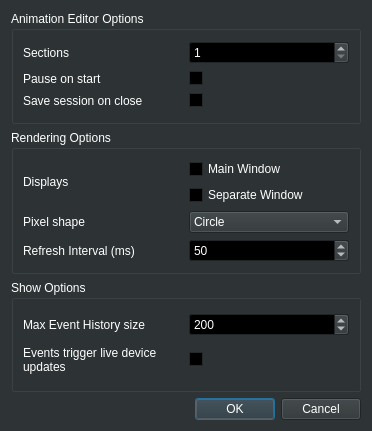
Qt form src/dialog/preferencesdialog.ui (8bitbuddhist/PixelMaestro-Studio) before a commit.
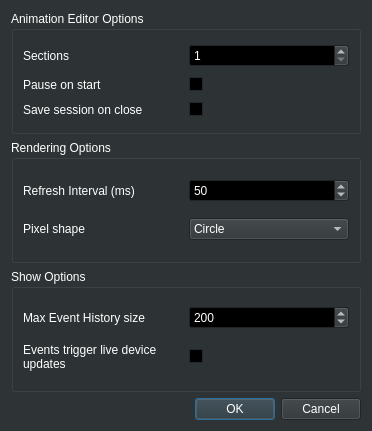
The same form after that commit.

Commit message:
PreferencesDialog - Moved display settinsg to main menu.
CueModel - Added size column.
DeviceControlWidget - Added check for empty Model cell.
Examples - Added two new example Cuefiles.

Patch:
```diff
--- a/src/dialog/preferencesdialog.ui
+++ b/src/dialog/preferencesdialog.ui
@@ -148,6 +148,15 @@
        </color>
       </brush>
      </colorrole>
+     <colorrole role="PlaceholderText">
+      <brush brushstyle="NoBrush">
+       <color alpha="128">
+        <red>255</red>
+        <green>255</green>
+        <blue>255</blue>
+       </color>
+      </brush>
+     </colorrole>
     </active>
     <inactive>
      <colorrole role="WindowText">
@@ -285,6 +294,15 @@
        </color>
       </brush>
      </colorrole>
+     <colorrole role="PlaceholderText">
+      <brush brushstyle="NoBrush">
+       <color alpha="128">
+        <red>255</red>
+        <green>255</green>
+        <blue>255</blue>
+       </color>
+      </brush>
+     </colorrole>
     </inactive>
     <disabled>
      <colorrole role="WindowText">
@@ -422,6 +440,15 @@
        </color>
       </brush>
      </colorrole>
+     <colorrole role="PlaceholderText">
+      <brush brushstyle="NoBrush">
+       <color alpha="128">
+        <red>255</red>
+        <green>255</green>
+        <blue>255</blue>
+       </color>
+      </brush>
+     </colorrole>
     </disabled>
    </palette>
   </property>
@@ -438,53 +465,6 @@
       <bool>true</bool>
      </property>
      <layout class="QGridLayout" name="gridLayout_2">
-      <item row="0" column="1">
-       <layout class="QVBoxLayout" name="displayLayout">
-        <item>
-         <widget class="QCheckBox" name="mainWindowCheckBox">
-          <property name="toolTip">
-           <string>Renders the Maestro in the main window</string>
-          </property>
-          <property name="text">
-           <string>Main Window</string>
-          </property>
-         </widget>
-        </item>
-        <item>
-         <widget class="QCheckBox" name="separateWindowCheckBox">
-          <property name="toolTip">
-           <string>Renders the Maestro in a separate window</string>
-          </property>
-          <property name="text">
-           <string>Separate Window</string>
-          </property>
-         </widget>
-        </item>
-       </layout>
-      </item>
-      <item row="2" column="1">
-       <widget class="QSpinBox" name="refreshSpinBox">
-        <property name="toolTip">
-         <string>The interval between Maestro refreshes</string>
-        </property>
-        <property name="minimum">
-         <number>10</number>
-        </property>
-        <property name="maximum">
-         <number>10000</number>
-        </property>
-        <property name="value">
-         <number>50</number>
-        </property>
-       </widget>
-      </item>
-      <item row="1" column="0">
-       <widget class="QLabel" name="label_2">
-        <property name="text">
-         <string>Pixel shape</string>
-        </property>
-       </widget>
-      </item>
       <item row="1" column="1">
        <widget class="QComboBox" name="pixelShapeComboBox">
         <property name="toolTip">
@@ -505,20 +485,36 @@
         </item>
        </widget>
       </item>
+      <item row="1" column="0">
+       <widget class="QLabel" name="label_2">
+        <property name="text">
+         <string>Pixel shape</string>
+        </property>
+       </widget>
+      </item>
       <item row="0" column="0">
-       <widget class="QLabel" name="label_5">
-        <property name="text">
-         <string>Displays</string>
-        </property>
-       </widget>
-      </item>
-      <item row="2" column="0">
        <widget class="QLabel" name="label_3">
         <property name="text">
          <string>Refresh Interval (ms)</string>
         </property>
        </widget>
       </item>
+      <item row="0" column="1">
+       <widget class="QSpinBox" name="refreshSpinBox">
+        <property name="toolTip">
+         <string>The interval between Maestro refreshes</string>
+        </property>
+        <property name="minimum">
+         <number>10</number>
+        </property>
+        <property name="maximum">
+         <number>10000</number>
+        </property>
+        <property name="value">
+         <number>50</number>
+        </property>
+       </widget>
+      </item>
      </layout>
     </widget>
    </item>
```
The commit also changes 10 other files.
